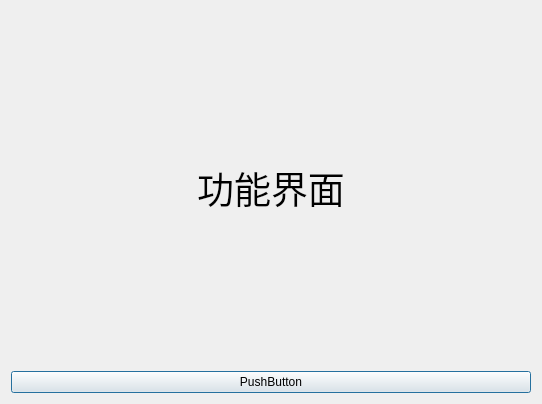
Old version of the form Network-service/dialog_function.ui in the repository x6035/-QT-.
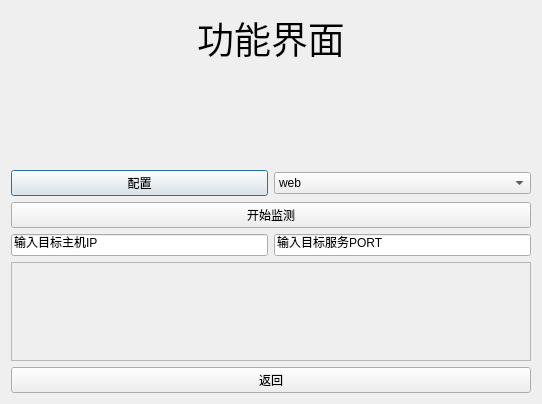
New version of the form.

```diff
--- a/Network-service/dialog_function.ui
+++ b/Network-service/dialog_function.ui
@@ -14,7 +14,95 @@
    <string>Dialog</string>
   </property>
   <layout class="QGridLayout" name="gridLayout">
-   <item row="0" column="0">
+   <item row="2" column="0">
+    <widget class="QPushButton" name="btn_config">
+     <property name="text">
+      <string>配置</string>
+     </property>
+    </widget>
+   </item>
+   <item row="1" column="1">
+    <spacer name="verticalSpacer">
+     <property name="orientation">
+      <enum>Qt::Vertical</enum>
+     </property>
+     <property name="sizeHint" stdset="0">
+      <size>
+       <width>20</width>
+       <height>40</height>
+      </size>
+     </property>
+    </spacer>
+   </item>
+   <item row="2" column="1">
+    <widget class="QComboBox" name="comboBox">
+     <item>
+      <property name="text">
+       <string>web</string>
+      </property>
+     </item>
+     <item>
+      <property name="text">
+       <string>ftp</string>
+      </property>
+     </item>
+     <item>
+      <property name="text">
+       <string>smtp</string>
+      </property>
+     </item>
+    </widget>
+   </item>
+   <item row="6" column="0" colspan="2">
+    <widget class="QPushButton" name="btn_back">
+     <property name="text">
+      <string>返回</string>
+     </property>
+    </widget>
+   </item>
+   <item row="5" column="0" colspan="2">
+    <widget class="QScrollArea" name="log_res">
+     <property name="widgetResizable">
+      <bool>true</bool>
+     </property>
+     <widget class="QWidget" name="scrollAreaWidgetContents">
+      <property name="geometry">
+       <rect>
+        <x>0</x>
+        <y>0</y>
+        <width>522</width>
+        <height>101</height>
+       </rect>
+      </property>
+     </widget>
+    </widget>
+   </item>
+   <item row="4" column="0" colspan="2">
+    <layout class="QHBoxLayout" name="horizontalLayout">
+     <item>
+      <widget class="QLineEdit" name="edit_ip">
+       <property name="text">
+        <string>输入目标主机IP</string>
+       </property>
+      </widget>
+     </item>
+     <item>
+      <widget class="QLineEdit" name="edit_port">
+       <property name="text">
+        <string>输入目标服务PORT</string>
+       </property>
+      </widget>
+     </item>
+    </layout>
+   </item>
+   <item row="3" column="0" colspan="2">
+    <widget class="QPushButton" name="btn_start">
+     <property name="text">
+      <string>开始监测</string>
+     </property>
+    </widget>
+   </item>
+   <item row="0" column="0" colspan="2">
     <widget class="QLabel" name="label">
      <property name="font">
       <font>
@@ -29,13 +117,6 @@
      </property>
     </widget>
    </item>
-   <item row="1" column="0">
-    <widget class="QPushButton" name="pushButton">
-     <property name="text">
-      <string>PushButton</string>
-     </property>
-    </widget>
-   </item>
   </layout>
  </widget>
  <resources/>
```
